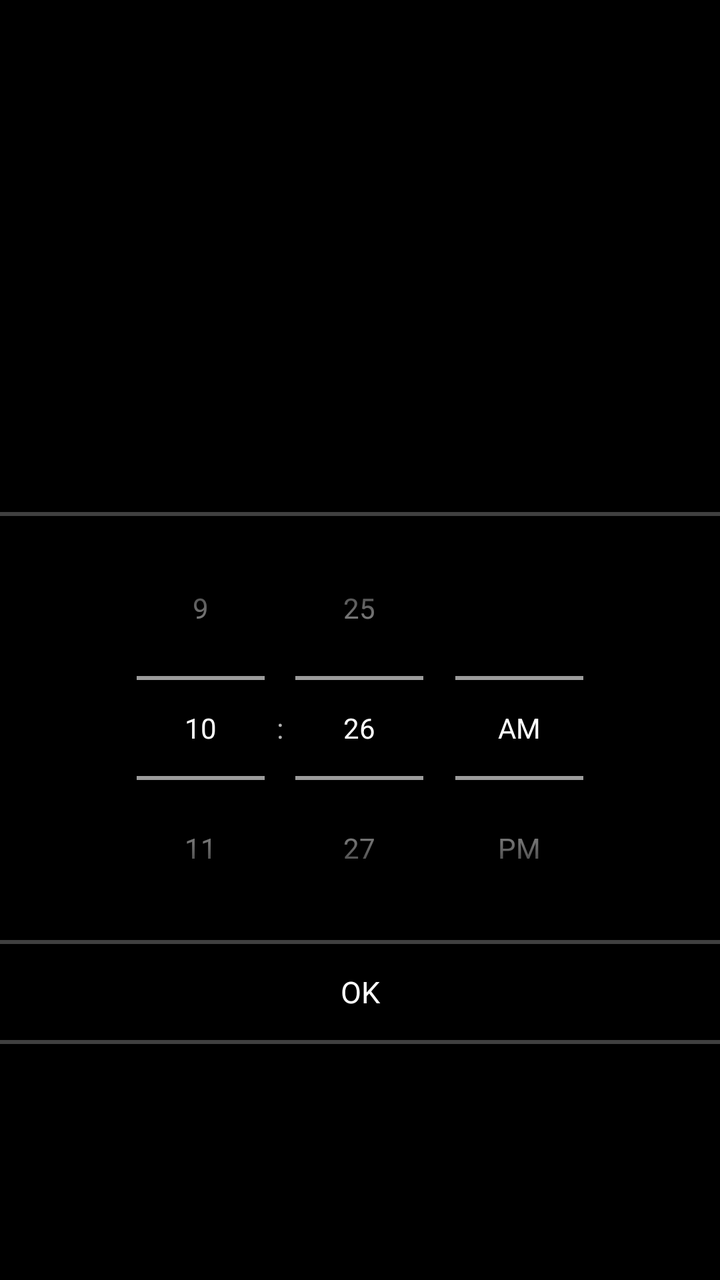
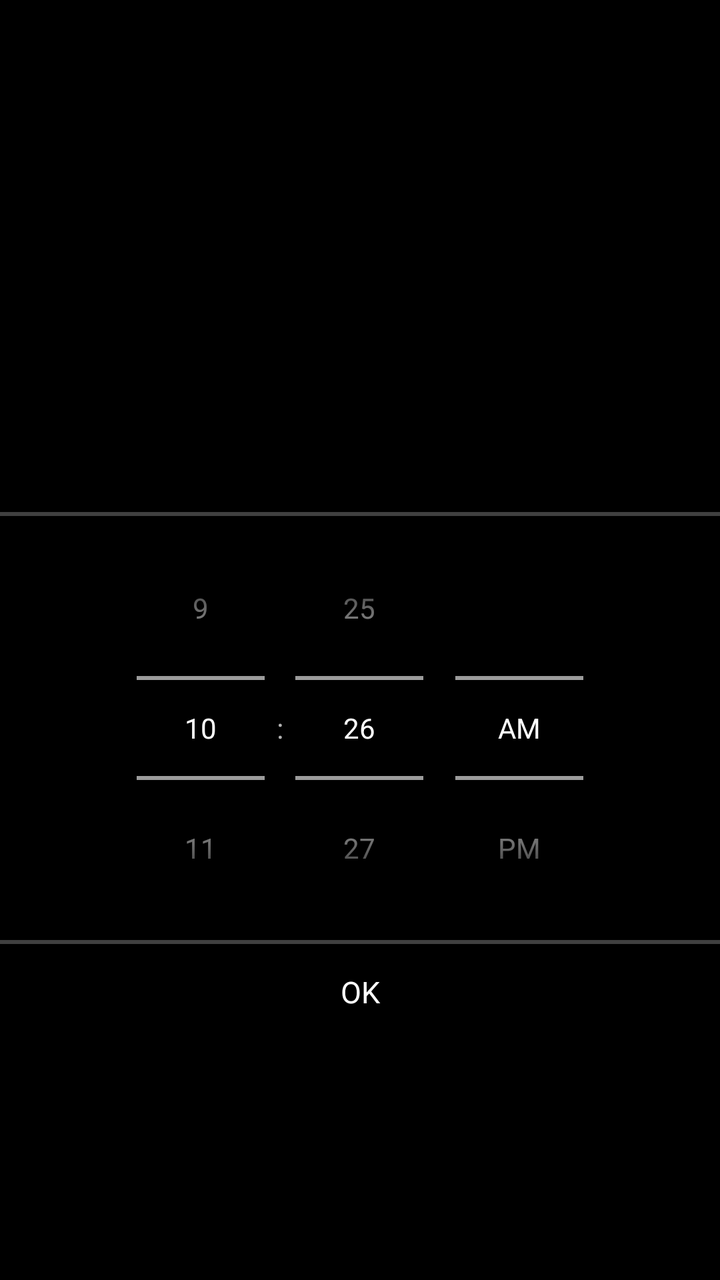

Two renders of the same Android screen: before a commit and after it. Below are the layout's source before the change and the commit's diff.
<!-- AndroidManifest.xml: application theme Theme.ITNSecureBrowser -->
<!-- res/layout/activity_time_picker.xml -->
<?xml version="1.0" encoding="utf-8"?>
<LinearLayout xmlns:android="http://schemas.android.com/apk/res/android"
    android:layout_width="match_parent"
    android:layout_height="match_parent"
    android:orientation="vertical"
    android:background="@color/bg">

    <include layout="@layout/item_page_title" />

    <View
        android:layout_width="match_parent"
        android:layout_height="@dimen/divider"
        android:background="@drawable/divider_horizontal" />

    <TimePicker
        android:id="@+id/timePicker"
        android:layout_width="match_parent"
        android:layout_height="wrap_content"
        android:timePickerMode="spinner" />

    <View
        android:layout_width="match_parent"
        android:layout_height="@dimen/divider"
        android:background="@drawable/divider_horizontal" />

    <TextView
        android:id="@+id/btnOk"
        android:layout_width="match_parent"
        android:layout_height="@dimen/row_height"
        android:gravity="center"
        android:text="@string/btn_ok"
        android:textColor="@color/text_primary"
        android:textSize="15sp"
        android:background="?android:attr/selectableItemBackground" />

    <View
        android:layout_width="match_parent"
        android:layout_height="@dimen/divider"
        android:background="@drawable/divider_horizontal" />
</LinearLayout>
<!-- res/layout/item_page_title.xml (included above) -->
<?xml version="1.0" encoding="utf-8"?>
<FrameLayout xmlns:android="http://schemas.android.com/apk/res/android"
    android:id="@+id/pageTitleContainer"
    android:layout_width="match_parent"
    android:layout_height="@dimen/page_title_height"
    android:background="@color/bg">

    <TextView
        android:id="@+id/pageTitle"
        android:layout_width="match_parent"
        android:layout_height="wrap_content"
        android:layout_gravity="center"
        android:gravity="center"
        android:paddingHorizontal="@dimen/padding"
        android:textColor="@color/text_primary"
        android:textSize="24sp"
        android:textStyle="bold" />
</FrameLayout>
<!-- resources referenced by this layout -->
<resources>
  <color name="bg">@android:color/black</color>
  <color name="text_primary">@android:color/white</color>
  <dimen name="divider">2dp</dimen>
  <dimen name="padding">16dp</dimen>
  <dimen name="page_title_height">256dp</dimen>
  <dimen name="row_height">48dp</dimen>
  <!-- drawable divider_horizontal (drawable) -->
  <?xml version="1.0" encoding="utf-8"?>
  <shape xmlns:android="http://schemas.android.com/apk/res/android"
      android:shape="rectangle">
      <solid android:color="@color/divider" />
      <size android:height="@dimen/divider" />
  </shape>
  <string name="btn_ok">OK</string>
  <style name="Theme.ITNSecureBrowser" parent="android:Theme.Material.NoActionBar">
          <item name="android:windowNoTitle">true</item>
          <item name="android:windowFullscreen">false</item>
          <item name="android:statusBarColor">@android:color/transparent</item>
          <item name="android:navigationBarColor">@android:color/transparent</item>
      </style>
  <color name="divider">#80808080</color>
</resources>

<!-- the commit's change to res/layout/activity_time_picker.xml (unified diff, before → after) -->
@@ -32,11 +32,6 @@
         android:textColor="@color/text_primary"
         android:textSize="15sp"
         android:background="?android:attr/selectableItemBackground" />
-
-    <View
-        android:layout_width="match_parent"
-        android:layout_height="@dimen/divider"
-        android:background="@drawable/divider_horizontal" />
 </LinearLayout>
 <!-- res/layout/item_page_title.xml (included above) -->
 <?xml version="1.0" encoding="utf-8"?>
